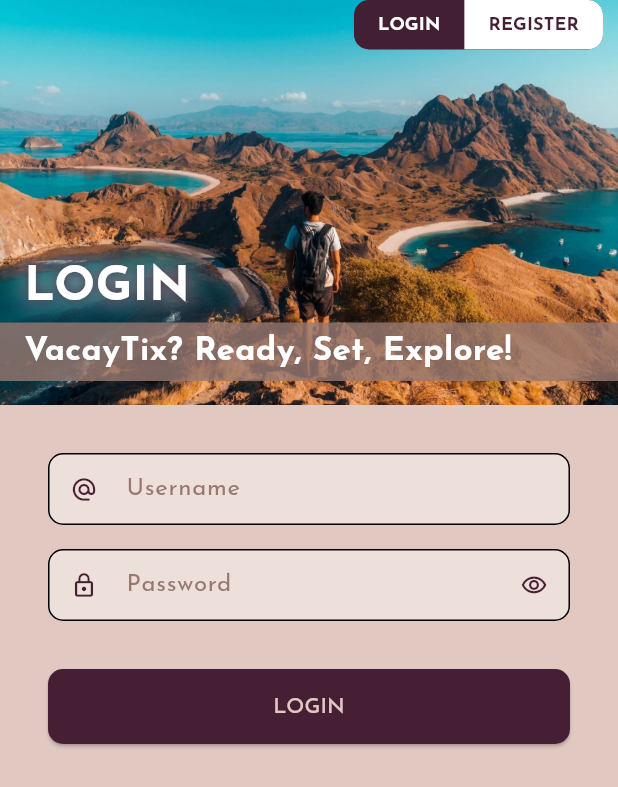
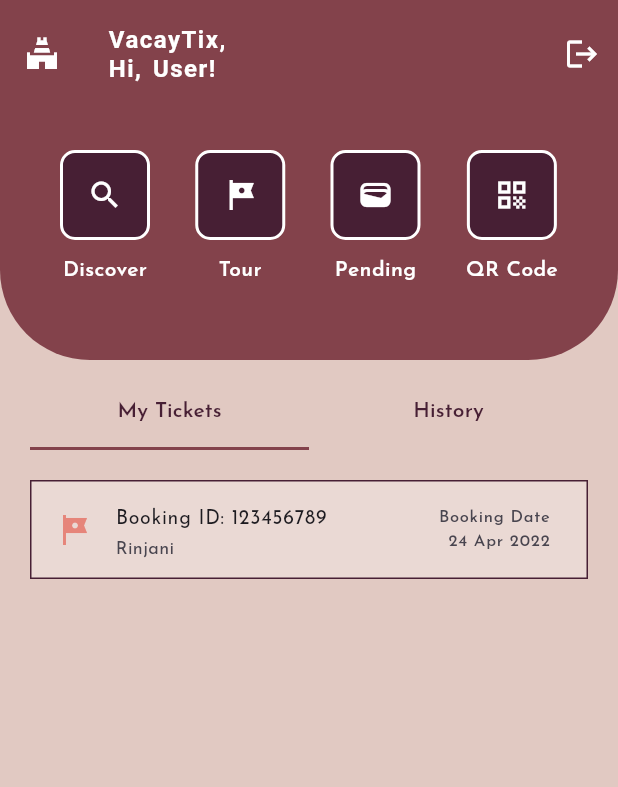
Before and after one commit to memoowi/vacay-tix-app, a Flutter app: the screen it shows after launch, on a phone screen of 412 x 824 dp. Shown: the top 787 px of the screen. Run offline on Flutter 3.47's test engine with Material 3 defaults, Android fonts, the phone set to English and light mode, and no system bars.

Commit message:
feat: home UI with its section and pages

```diff
--- a/lib/main.dart
+++ b/lib/main.dart
@@ -1,6 +1,7 @@
 import 'package:flutter/material.dart';
 import 'package:vacay_tix/screen/auth/login_screen.dart';
 import 'package:vacay_tix/screen/auth/register_screen.dart';
+import 'package:vacay_tix/screen/home_screen.dart';
 import 'package:vacay_tix/utils/custom_colors.dart';
 
 void main() {
@@ -16,6 +17,16 @@
       title: 'VacayTix',
       theme: ThemeData(
         fontFamily: 'JosefinSans',
+        appBarTheme: AppBarTheme(
+          backgroundColor: CustomColors.terracotta,
+          foregroundColor: CustomColors.white,
+          titleTextStyle: TextStyle(
+            fontWeight: FontWeight.w700,
+            fontSize: 16,
+            wordSpacing: 2,
+            letterSpacing: 1,
+          ),
+        ),
         scaffoldBackgroundColor: CustomColors.eggshell,
         useMaterial3: true,
       ),
@@ -23,8 +34,9 @@
       routes: {
         '/login': (context) => LoginScreen(),
         '/register': (context) => RegisterScreen(),
+        '/home': (context) => HomeScreen(),
       },
-      home: LoginScreen(),
+      home: HomeScreen(),
     );
   }
 }
--- /dev/null
+++ b/lib/screen/home_pages/history_page.dart
@@ -0,0 +1,56 @@
+import 'package:flutter/material.dart';
+import 'package:flutter/widgets.dart';
+import 'package:vacay_tix/utils/custom_colors.dart';
+
+class HistoryPage extends StatelessWidget {
+  const HistoryPage({super.key});
+
+  @override
+  Widget build(BuildContext context) {
+    return Container(
+      margin: EdgeInsets.symmetric(vertical: 20),
+      child: Column(
+        children: [
+          ListTile(
+            onTap: () {},
+            shape: RoundedRectangleBorder(
+              side: BorderSide(color: CustomColors.mulberry),
+            ),
+            tileColor: CustomColors.white.withOpacity(0.3),
+            splashColor: CustomColors.eggshell,
+            dense: true,
+            leading: Icon(Icons.outlined_flag_sharp, color: CustomColors.coral),
+            title: Text(
+              'Booking ID: 123456789',
+            ),
+            subtitle: Column(
+              crossAxisAlignment: CrossAxisAlignment.start,
+              children: [
+                Text(
+                  'Tour : Rinjani',
+                ),
+                Text(
+                  'Booking Date : 24 Apr 2022',
+                ),
+              ],
+            ),
+            trailing: Column(
+              children: [
+                Expanded(
+                  child: Icon(
+                    Icons.check_circle,
+                    color: Colors.green.shade800,
+                  ),
+                ),
+                Text(
+                  'Completed',
+                  style: TextStyle(color: Colors.green.shade800),
+                ),
+              ],
+            ),
+          ),
+        ],
+      ),
+    );
+  }
+}
--- /dev/null
+++ b/lib/screen/home_pages/my_ticket_page.dart
@@ -0,0 +1,37 @@
+import 'package:flutter/material.dart';
+import 'package:vacay_tix/utils/custom_colors.dart';
+
+class MyTicketsPage extends StatelessWidget {
+  const MyTicketsPage({super.key});
+
+  @override
+  Widget build(BuildContext context) {
+    return Container(
+      margin: EdgeInsets.symmetric(vertical: 20),
+      child: Column(
+        children: [
+          ListTile(
+            onTap: () {},
+            shape: RoundedRectangleBorder(
+              side: BorderSide(color: CustomColors.mulberry),
+            ),
+            tileColor: CustomColors.white.withOpacity(0.3),
+            splashColor: CustomColors.eggshell,
+            dense: true,
+            leading: Icon(Icons.tour, color: CustomColors.coral),
+            title: Text(
+              'Booking ID: 123456789',
+            ),
+            subtitle: Text(
+              'Rinjani',
+            ),
+            trailing: Text(
+              'Booking Date\n24 Apr 2022',
+              textAlign: TextAlign.end,
+            ),
+          ),
+        ],
+      ),
+    );
+  }
+}
--- /dev/null
+++ b/lib/screen/home_pages/todo_section.dart
@@ -0,0 +1,49 @@
+import 'package:flutter/material.dart';
+import 'package:vacay_tix/utils/custom_colors.dart';
+import 'package:vacay_tix/widgets/todo_button.dart';
+
+class ToDo extends StatelessWidget {
+  const ToDo({
+    super.key,
+  });
+
+  @override
+  Widget build(BuildContext context) {
+    return Container(
+      width: double.infinity,
+      padding: EdgeInsets.fromLTRB(40, 28, 40, 50),
+      decoration: BoxDecoration(
+        color: CustomColors.terracotta,
+        borderRadius: BorderRadius.only(
+          bottomLeft: Radius.circular(60),
+          bottomRight: Radius.circular(60),
+        ),
+      ),
+      child: Row(
+        mainAxisAlignment: MainAxisAlignment.spaceBetween,
+        children: [
+          TodoButton(
+            onTap: () {},
+            icon: Icons.search,
+            label: 'Discover',
+          ),
+          TodoButton(
+            onTap: () {},
+            icon: Icons.tour,
+            label: 'Tour',
+          ),
+          TodoButton(
+            onTap: () {},
+            icon: Icons.wallet_outlined,
+            label: 'Pending',
+          ),
+          TodoButton(
+            onTap: () {},
+            icon: Icons.qr_code,
+            label: 'QR Code',
+          ),
+        ],
+      ),
+    );
+  }
+}
--- /dev/null
+++ b/lib/screen/home_screen.dart
@@ -0,0 +1,80 @@
+import 'package:flutter/material.dart';
+import 'package:vacay_tix/screen/home_pages/history_page.dart';
+import 'package:vacay_tix/screen/home_pages/my_ticket_page.dart';
+import 'package:vacay_tix/screen/home_pages/todo_section.dart';
+import 'package:vacay_tix/widgets/home_list_button.dart';
+
+class HomeScreen extends StatefulWidget {
+  const HomeScreen({super.key});
+
+  @override
+  State<HomeScreen> createState() => _HomeScreenState();
+}
+
+class _HomeScreenState extends State<HomeScreen> {
+  int indexListPage = 0;
+
+  List<Widget> listPage = [
+    MyTicketsPage(),
+    HistoryPage(),
+  ];
+
+  void _onItemTapped(int index) {
+    setState(() {
+      indexListPage = index;
+    });
+  }
+
+  @override
+  Widget build(BuildContext context) {
+    return Scaffold(
+      appBar: AppBar(
+        leading: Icon(Icons.temple_hindu_sharp),
+        title: Text('VacayTix,\nHi, User!'),
+        actions: [
+          IconButton(
+            onPressed: () {},
+            icon: Icon(Icons.logout),
+            tooltip: 'logout',
+          ),
+        ],
+        toolbarHeight: 72,
+      ),
+      body: SingleChildScrollView(
+        child: Column(
+          children: [
+            ToDo(),
+            SizedBox(height: 10),
+            Container(
+              width: double.infinity,
+              padding: EdgeInsets.symmetric(horizontal: 20),
+              child: Column(
+                children: [
+                  Row(
+                    children: [
+                      HomeListButton(
+                        onPressed: () {
+                          _onItemTapped(0);
+                        },
+                        title: 'My Tickets',
+                        isSelected: indexListPage == 0 ? true : false,
+                      ),
+                      HomeListButton(
+                        onPressed: () {
+                          _onItemTapped(1);
+                        },
+                        title: 'History',
+                        isSelected: indexListPage == 1 ? true : false,
+                      ),
+                    ],
+                  ),
+                  listPage[indexListPage],
+                ],
+              ),
+            ),
+          ],
+        ),
+      ),
+    );
+  }
+}
--- /dev/null
+++ b/lib/widgets/home_list_button.dart
@@ -0,0 +1,44 @@
+import 'package:flutter/material.dart';
+import 'package:vacay_tix/utils/custom_colors.dart';
+
+class HomeListButton extends StatelessWidget {
+  final String title;
+  final Function()? onPressed;
+  final bool isSelected;
+
+  const HomeListButton({
+    super.key,
+    required this.title,
+    this.onPressed,
+    this.isSelected = false,
+  });
+
+  @override
+  Widget build(BuildContext context) {
+    return Expanded(
+      child: Container(
+        decoration: BoxDecoration(
+          border: Border(
+            bottom: BorderSide(
+              color: isSelected ? CustomColors.terracotta : Colors.transparent,
+              width: 2,
+            ),
+          ),
+        ),
+        child: TextButton(
+          onPressed: onPressed,
+          style: TextButton.styleFrom(
+            shape: RoundedRectangleBorder(),
+            foregroundColor: CustomColors.mulberry,
+          ),
+          child: Text(
+            title,
+            style: TextStyle(
+              fontWeight: FontWeight.w600,
+            ),
+          ),
+        ),
+      ),
+    );
+  }
+}
--- /dev/null
+++ b/lib/widgets/todo_button.dart
@@ -0,0 +1,49 @@
+import 'package:flutter/material.dart';
+import 'package:vacay_tix/utils/custom_colors.dart';
+
+class TodoButton extends StatelessWidget {
+  final Function() onTap;
+  final IconData icon;
+  final String label;
+
+  const TodoButton({
+    super.key,
+    required this.onTap,
+    required this.icon,
+    required this.label,
+  });
+
+  @override
+  Widget build(BuildContext context) {
+    return InkWell(
+      onTap: onTap,
+      child: Column(
+        children: [
+          Container(
+            padding: EdgeInsets.all(16),
+            decoration: BoxDecoration(
+              color: CustomColors.mulberry,
+              borderRadius: BorderRadius.circular(10),
+              border: Border.all(
+                color: CustomColors.white,
+                width: 2,
+              ),
+            ),
+            child: Icon(
+              icon,
+              color: CustomColors.white,
+            ),
+          ),
+          SizedBox(height: 10),
+          Text(
+            label,
+            style: TextStyle(
+              color: CustomColors.white,
+              fontWeight: FontWeight.w600,
+            ),
+          ),
+        ],
+      ),
+    );
+  }
+}
```
